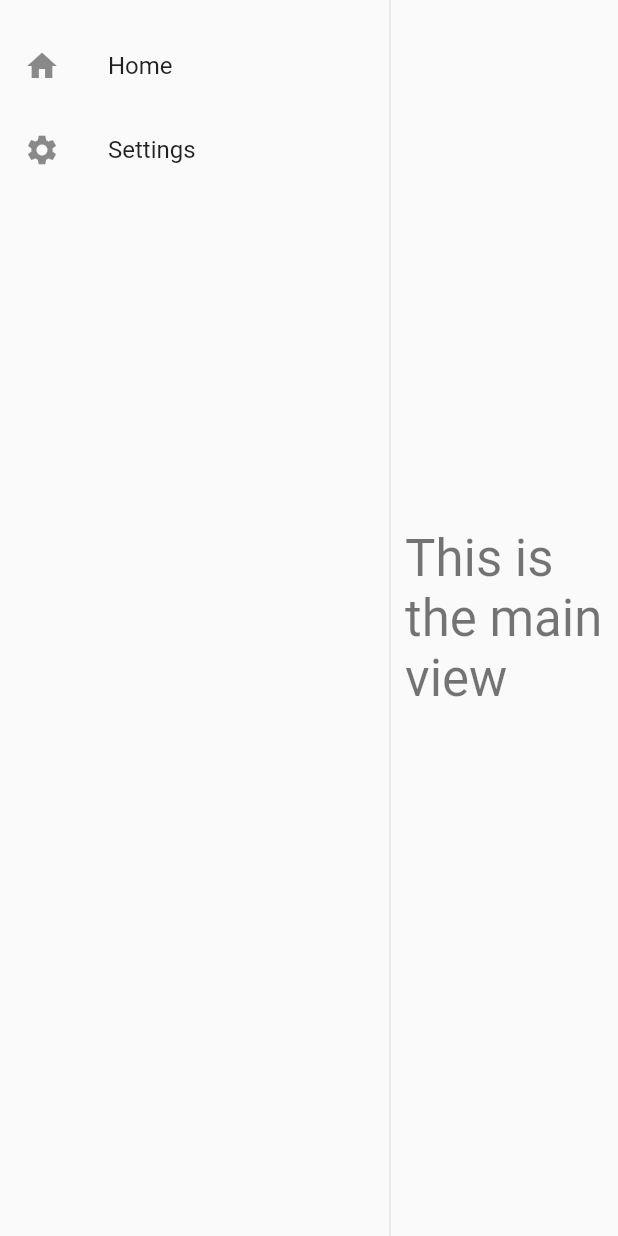
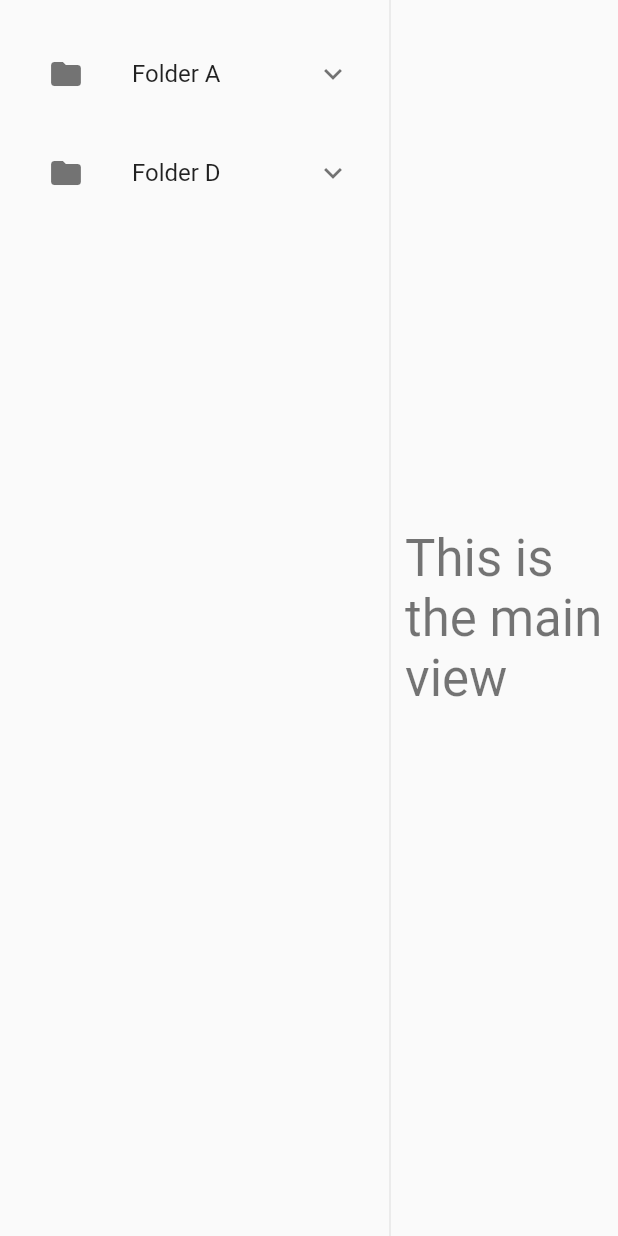
Before and after one commit to Kitenite/llm-kb, a Flutter app: the screen it shows after launch, on a phone screen of 412 x 824 dp. Run offline on Flutter 3.47's test engine with Material 2 defaults, Android fonts, the phone set to English and light mode, and no system bars; our stand-ins replace file_picker, flutter_hooks; generated files the repository leaves out were written again.

```diff
--- /dev/null
+++ b/flutter/lib/src/data_ingestion/data_ingestion_sidebar.dart
@@ -0,0 +1,125 @@
+import 'package:flutter/material.dart';
+import 'package:flutter_hooks/flutter_hooks.dart';
+
+enum ItemType { FOLDER, FILE }
+
+class Item {
+  final String name;
+  final ItemType type;
+  final String uuid;
+  final String path;
+
+  Item({
+    required this.name,
+    required this.type,
+    required this.uuid,
+    required this.path,
+  });
+}
+
+class DataIngestionSideBar extends HookWidget {
+  final double width;
+  final List<Item> items;
+
+  const DataIngestionSideBar({
+    Key? key,
+    required this.width,
+    required this.items,
+  }) : super(key: key);
+
+  // Recursive function to build the directory structure
+  Widget buildDirectory(BuildContext context, Map<String, dynamic> data,
+      ValueNotifier<MapEntry<String, int>> selectedItem,
+      [double padding = 16.0]) {
+    print(selectedItem);
+    return ListView(
+      shrinkWrap: true,
+      physics: const NeverScrollableScrollPhysics(),
+      children: data.entries.map((entry) {
+        final isFolder = entry.value is Map<String, dynamic>;
+        return Column(
+          crossAxisAlignment: CrossAxisAlignment.start,
+          children: [
+            isFolder
+                ? ExpansionTile(
+                    title: ListTile(
+                      contentPadding: EdgeInsets.only(left: padding),
+                      leading: Icon(Icons.folder),
+                      title: Text(entry.key),
+                      selected: selectedItem.value.key == entry.key &&
+                          selectedItem.value.value == padding,
+                      onTap: () {
+                        selectedItem.value =
+                            MapEntry(entry.key, padding.toInt());
+                        // Handle folder navigation or action
+                      },
+                    ),
+                    children: [
+                      buildDirectory(
+                          context, entry.value, selectedItem, padding + 16.0),
+                    ],
+                  )
+                : ListTile(
+                    contentPadding: EdgeInsets.only(left: padding + 16),
+                    leading: Icon(Icons.insert_drive_file),
+                    title: Text(entry.key),
+                    selected: selectedItem.value.key == entry.key &&
+                        selectedItem.value.value == padding,
+                    onTap: () {
+                      selectedItem.value = MapEntry(entry.key, padding.toInt());
+                      // Handle file action
+                    },
+                  ),
+          ],
+        );
+      }).toList(),
+    );
+  }
+
+  Map<String, dynamic> buildTree(List<Item> items) {
+    final tree = <String, dynamic>{};
+
+    for (final item in items) {
+      final parts = item.path.split('/');
+      Map<String, dynamic> currentLevel = tree;
+
+      for (int i = 0; i < parts.length; i++) {
+        final part = parts[i];
+
+        if (i == parts.length - 1) {
+          currentLevel[part] =
+              item.type == ItemType.FOLDER ? <String, dynamic>{} : null;
+        } else {
+          currentLevel =
+              currentLevel.putIfAbsent(part, () => <String, dynamic>{});
+        }
+      }
+    }
+
+    return tree;
+  }
+
+  @override
+  Widget build(BuildContext context) {
+    final selectedItem =
+        useState<MapEntry<String, int>>(const MapEntry('', -1));
+    final directoryStructure = buildTree(items);
+
+    return SizedBox(
+      width: width,
+      child: SingleChildScrollView(
+        child: Column(
+          crossAxisAlignment: CrossAxisAlignment.start,
+          children: [
+            const SizedBox(height: 16),
+            buildDirectory(
+              context,
+              directoryStructure,
+              selectedItem,
+            ),
+          ],
+        ),
+      ),
+    );
+  }
+}
--- a/flutter/lib/src/data_ingestion/data_ingestion_view.dart
+++ b/flutter/lib/src/data_ingestion/data_ingestion_view.dart
@@ -1,4 +1,5 @@
 import 'package:flutter/material.dart';
+import 'package:kb_ui/src/data_ingestion/data_ingestion_sidebar.dart';
 
 class DataIngestionPage extends StatefulWidget {
   const DataIngestionPage({Key? key}) : super(key: key);
@@ -16,13 +17,64 @@ class _DataIngestionPageState extends State<DataIngestionPage> {
     });
   }
 
+  List<Item> fakeItemsList = [
+    Item(
+        name: 'Folder A',
+        type: ItemType.FOLDER,
+        uuid: 'uniqueId_folder_a',
+        path: 'Folder A'),
+    Item(
+        name: 'File 1',
+        type: ItemType.FILE,
+        uuid: 'uniqueId_file_1',
+        path: 'Folder A/File 1'),
+    Item(
+        name: 'File 2',
+        type: ItemType.FILE,
+        uuid: 'uniqueId_file_2',
+        path: 'Folder A/File 2'),
+    Item(
+        name: 'Folder B',
+        type: ItemType.FOLDER,
+        uuid: 'uniqueId_folder_b',
+        path: 'Folder A/Folder B'),
+    Item(
+        name: 'File 3',
+        type: ItemType.FILE,
+        uuid: 'uniqueId_file_3',
+        path: 'Folder A/Folder B/File 3'),
+    Item(
+        name: 'Folder C',
+        type: ItemType.FOLDER,
+        uuid: 'uniqueId_folder_c',
+        path: 'Folder A/Folder B/Folder C'),
+    Item(
+        name: 'File 4',
+        type: ItemType.FILE,
+        uuid: 'uniqueId_file_4',
+        path: 'Folder A/Folder B/Folder C/File 4'),
+    Item(
+        name: 'Folder D',
+        type: ItemType.FOLDER,
+        uuid: 'uniqueId_folder_d',
+        path: 'Folder D'),
+    Item(
+        name: 'File 5',
+        type: ItemType.FILE,
+        uuid: 'uniqueId_file_5',
+        path: 'Folder D/File 5'),
+  ];
+
   @override
   Widget build(BuildContext context) {
     return Scaffold(
       body: Row(
         crossAxisAlignment: CrossAxisAlignment.start,
         children: [
-          DataIngestionSideBar(width: _sidebarWidth),
+          DataIngestionSideBar(
+            width: _sidebarWidth,
+            items: fakeItemsList,
+          ),
           MouseRegion(
             cursor: SystemMouseCursors.resizeColumn,
             child: GestureDetector(
@@ -36,41 +88,6 @@ class _DataIngestionPageState extends State<DataIngestionPage> {
                 )),
           ),
           DataIngestionMainView(),
-        ],
-      ),
-    );
-  }
-}
-
-class DataIngestionSideBar extends StatelessWidget {
-  final double width;
-
-  const DataIngestionSideBar({
-    Key? key,
-    required this.width,
-  }) : super(key: key);
-
-  @override
-  Widget build(BuildContext context) {
-    return SizedBox(
-      width: width,
-      child: Column(
-        children: [
-          const SizedBox(height: 16),
-          ListTile(
-            leading: Icon(Icons.home),
-            title: Text('Home'),
-            onTap: () {
-              // Handle navigation to Home
-            },
-          ),
-          ListTile(
-            leading: Icon(Icons.settings),
-            title: Text('Settings'),
-            onTap: () {
-              // Handle navigation to Settings
-            },
-          ),
         ],
       ),
     );
@@ -91,7 +108,7 @@ class DataIngestionMainView extends StatelessWidget {
           children: <Widget>[
             Text(
               'This is the main view',
-              style: Theme.of(context).textTheme.headline4,
+              style: Theme.of(context).textTheme.headlineMedium,
             ),
           ],
         ),
--- /dev/null
+++ b/flutter/lib/src/file_system/file_system_item.dart
@@ -0,0 +1,37 @@
+import 'package:flutter/foundation.dart';
+import 'package:json_annotation/json_annotation.dart';
+
+part 'file_system_item.g.dart';
+
+@JsonSerializable(explicitToJson: true)
+class FileSystemItem {
+  final String id;
+  final String name;
+  final String type;
+  final String parentId;
+  final String path;
+  final int size;
+  final String content;
+  final DateTime createdAt;
+  final DateTime updatedAt;
+
+  FileSystemItem({
+    required this.id,
+    required this.name,
+    required this.type,
+    required this.parentId,
+    required this.path,
+    required this.size,
+    required this.content,
+    required this.createdAt,
+    required this.updatedAt,
+  });
+
+  bool get isDirectory => type == 'directory';
+  bool get isFile => type == 'file';
+
+  factory FileSystemItem.fromJson(Map<String, dynamic> json) =>
+      _$FileSystemItemFromJson(json);
+
+  Map<String, dynamic> toJson() => _$FileSystemItemToJson(this);
+}
--- a/flutter/pubspec.yaml
+++ b/flutter/pubspec.yaml
@@ -10,6 +10,7 @@ environment:
   sdk: ">=2.19.6 <3.0.0"
 
 dependencies:
+  build_runner: ^2.3.3
   file_picker: ^5.2.11
   flutter:
     sdk: flutter
@@ -18,6 +19,7 @@ dependencies:
     sdk: flutter
   http: ^0.13.5
   http_parser: ^4.0.2
+  json_serializable: ^6.6.2
 
 dev_dependencies:
   flutter_test:
```
Also changed, not shown: flutter/lib/src/file_system/file_system_item.g.dart (added), 1 other file.
